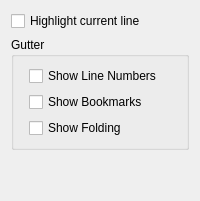
First picture: the form in resources/ui/configure/editor.ui, repository prymatex/prymatex, before the edit.
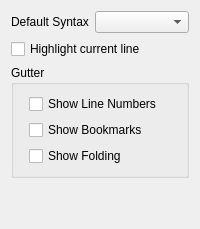
Second picture: the form after the edit.

Commit message: bugfix in executeCommand and add editor settings

Patch:
```diff
--- a/resources/ui/configure/editor.ui
+++ b/resources/ui/configure/editor.ui
@@ -7,7 +7,28 @@
   </property>
   <layout class="QVBoxLayout" name="verticalLayout">
    <item>
-    <widget class="QCheckBox" name="checkBox_4">
+    <layout class="QHBoxLayout" name="horizontalLayout">
+     <item>
+      <widget class="QLabel" name="labelDefaultSyntax">
+       <property name="text">
+        <string>Default Syntax</string>
+       </property>
+      </widget>
+     </item>
+     <item>
+      <widget class="QComboBox" name="comboBoxDefaultSyntax">
+       <property name="sizePolicy">
+        <sizepolicy hsizetype="Expanding" vsizetype="Fixed">
+         <horstretch>0</horstretch>
+         <verstretch>0</verstretch>
+        </sizepolicy>
+       </property>
+      </widget>
+     </item>
+    </layout>
+   </item>
+   <item>
+    <widget class="QCheckBox" name="checkBoxHighlight">
      <property name="text">
       <string>Highlight current line</string>
      </property>
```
Left out of the diff: 6 changed lines with no effect on the pictures. The commit also changes 3 other files.
